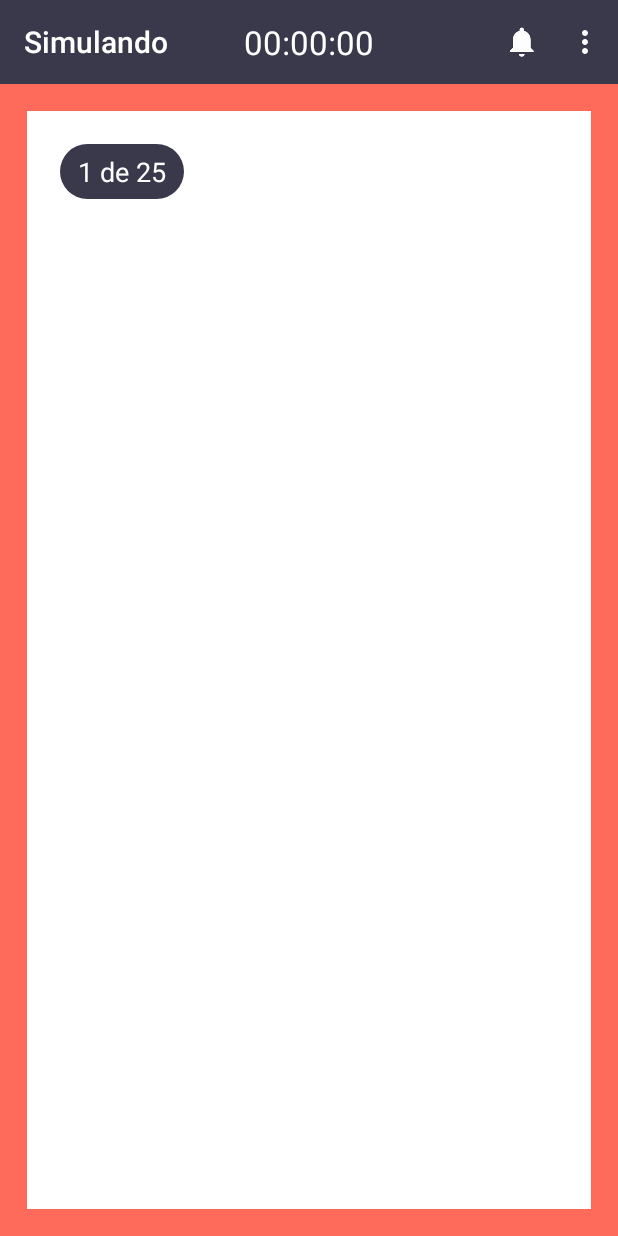
After one commit to tabulti/Simulando-Android, an Android app: the AnswerTestActivity screen opened directly, with no data from a screen before it, on a phone screen of 412 x 824 dp. The commit adds this screen. Run offline under Robolectric (Android 15) with nearby library versions, the light colour scheme and no system bars; our stand-ins replace data binding.

Commit message:
answer tests implementation [in progress]

```diff
--- a/app/build.gradle
+++ b/app/build.gradle
@@ -38,4 +38,8 @@ dependencies {
     compile 'com.android.support:design:25.3.1'
     compile 'com.android.support:support-v4:25.3.1'
     testCompile 'junit:junit:4.12'
+
+    compile 'com.android.support:support-compat:25.1.1'
+    compile 'com.daimajia.easing:library:2.0@aar'
+    compile 'com.daimajia.androidanimations:library:2.3@aar'
 }
--- a/app/src/main/AndroidManifest.xml
+++ b/app/src/main/AndroidManifest.xml
@@ -34,6 +34,9 @@
         <activity
             android:name=".page.HomeActivity"
             android:theme="@style/AppTheme.NoActionBar"/>
+        <activity
+            android:name=".page.AnswerTestActivity"
+            android:theme="@style/AppTheme.NoActionBar"/>
     </application>
 
 </manifest>
--- a/app/src/main/java/com/simulando/joaopaulodribeiro/simulando/model/simulates/Test.java
+++ b/app/src/main/java/com/simulando/joaopaulodribeiro/simulando/model/simulates/Test.java
@@ -1,10 +1,12 @@
 package com.simulando.joaopaulodribeiro.simulando.model.simulates;
+
+import java.io.Serializable;
 
 /**
  * Created by joao.paulo.d.ribeiro on 30/09/2017.
  */
 
-public class Test {
+public class Test implements Serializable{
     Integer id;
     String title;
     String description;
--- /dev/null
+++ b/app/src/main/java/com/simulando/joaopaulodribeiro/simulando/page/AnswerTestActivity.java
@@ -0,0 +1,82 @@
+package com.simulando.joaopaulodribeiro.simulando.page;
+
+import android.databinding.DataBindingUtil;
+import android.os.Bundle;
+import android.support.v4.view.ViewPager;
+import android.support.v7.widget.Toolbar;
+import android.view.Menu;
+import android.view.MenuItem;
+import android.widget.Toast;
+
+import com.simulando.joaopaulodribeiro.simulando.MainActivity;
+import com.simulando.joaopaulodribeiro.simulando.R;
+import com.simulando.joaopaulodribeiro.simulando.databinding.ActivityAnswerTestBinding;
+import com.simulando.joaopaulodribeiro.simulando.model.simulates.Test;
+import com.simulando.joaopaulodribeiro.simulando.page.adapters.AnswerTestAdapter;
+
+import java.io.Serializable;
+
+/**
+ * Created by joao.paulo.d.ribeiro on 01/10/2017.
+ */
+
+public class AnswerTestActivity extends MainActivity implements Serializable{
+
+    private ViewPager mViewPager;
+    private Toolbar mToolbar;
+
+
+    private void bindViews() {
+        ActivityAnswerTestBinding binding = DataBindingUtil
+                .setContentView(this, R.layout.activity_answer_test);
+
+        AnswerTestAdapter adapter = new AnswerTestAdapter(getSupportFragmentManager());
+
+        mToolbar = binding.toolbarAnswerTest;
+        mViewPager = binding.answerTestViewPager;
+
+        mViewPager.setOffscreenPageLimit(2);
+        mViewPager.setAdapter(adapter);
+
+
+        setSupportActionBar(mToolbar);
+    }
+
+    @Override
+    protected void onCreate(Bundle savedInstanceState) {
+        super.onCreate(savedInstanceState);
+
+        Test extras = (Test) getIntent().getSerializableExtra("Test");
+
+
+        bindViews();
+
+    }
+
+
+    @Override
+    public boolean onCreateOptionsMenu(Menu menu) {
+        getMenuInflater().inflate(R.menu.menu_home, menu);
+        return true;
+    }
+
+    @Override
+    public boolean onOptionsItemSelected(MenuItem item) {
+        int id = item.getItemId();
+        switch (id) {
+            case R.id.action_notifications:
+                Toast.makeText(this, "Notifications selected", Toast.LENGTH_SHORT).show();
+                return true;
+
+            case R.id.action_settings:
+                return true;
+        }
+
+        return super.onOptionsItemSelected(item);
+    }
+
+    @Override
+    public void onBackPressed() {
+        super.onBackPressed();
+    }
+}
--- /dev/null
+++ b/app/src/main/java/com/simulando/joaopaulodribeiro/simulando/page/adapters/AnswerTestAdapter.java
@@ -0,0 +1,26 @@
+package com.simulando.joaopaulodribeiro.simulando.page.adapters;
+
+import android.support.v4.app.Fragment;
+import android.support.v4.app.FragmentManager;
+import android.support.v4.app.FragmentStatePagerAdapter;
+
+/**
+ * Created by joao.paulo.d.ribeiro on 01/10/2017.
+ */
+
+public class AnswerTestAdapter extends FragmentStatePagerAdapter {
+
+    public AnswerTestAdapter(FragmentManager fm) {
+        super(fm);
+    }
+
+    @Override
+    public Fragment getItem(int position) {
+        return null;
+    }
+
+    @Override
+    public int getCount() {
+        return 0;
+    }
+}
--- /dev/null
+++ b/app/src/main/res/drawable/answer_test_question_number_shape.xml
@@ -0,0 +1,9 @@
+<?xml version="1.0" encoding="utf-8"?>
+<shape xmlns:android="http://schemas.android.com/apk/res/android" >
+
+    <corners android:radius="50dp" />
+
+    <solid
+        android:color="@color/gray_3" />
+
+</shape>
--- /dev/null
+++ b/app/src/main/res/layout/activity_answer_test.xml
@@ -0,0 +1,49 @@
+<?xml version="1.0" encoding="utf-8"?>
+
+<layout xmlns:android="http://schemas.android.com/apk/res/android"
+    xmlns:app="http://schemas.android.com/apk/res-auto">
+
+    <RelativeLayout
+        android:layout_width="match_parent"
+        android:layout_height="match_parent"
+        android:background="@color/colorAccent">
+
+        <include layout="@layout/fragment_answer_test"/>
+
+        <RelativeLayout
+            android:layout_width="match_parent"
+            android:layout_height="?attr/actionBarSize">
+
+            <android.support.v7.widget.Toolbar
+                android:id="@+id/toolbar_answer_test"
+                android:layout_width="match_parent"
+                android:layout_height="?attr/actionBarSize"
+                android:background="@color/gray_3"
+                android:elevation="4dp"
+                app:popupTheme="@style/AppTheme.PopupOverlay"
+                app:titleTextColor="@color/white" />
+
+            <TextView
+                android:id="@+id/answer_test_timer"
+                android:layout_width="wrap_content"
+                android:layout_height="wrap_content"
+                android:elevation="4dp"
+                android:text="00:00:00"
+                android:layout_centerInParent="true"
+                android:textColor="@color/white"
+                android:textSize="22dp"/>
+        </RelativeLayout>
+
+
+        <android.support.v4.view.ViewPager
+            android:id="@+id/answer_test_view_pager"
+            android:layout_width="match_parent"
+            android:layout_height="match_parent"
+            android:layout_alignParentBottom="true"
+            android:layout_alignParentRight="true"
+            android:layout_alignParentEnd="true"
+            android:layout_marginRight="56dp"
+            android:layout_marginEnd="56dp" />
+
+    </RelativeLayout>
+</layout>
--- a/app/src/main/res/layout/activity_welcome.xml
+++ b/app/src/main/res/layout/activity_welcome.xml
@@ -4,6 +4,7 @@
     xmlns:app="http://schemas.android.com/apk/res-auto">
 
     <RelativeLayout
+        android:id="@+id/welcomeLayout"
         android:layout_width="match_parent"
         android:layout_height="match_parent">
 
--- /dev/null
+++ b/app/src/main/res/layout/fragment_answer_test.xml
@@ -0,0 +1,41 @@
+<?xml version="1.0" encoding="utf-8"?>
+<RelativeLayout
+    xmlns:android="http://schemas.android.com/apk/res/android"
+    android:layout_width="match_parent"
+    android:layout_height="match_parent"
+    xmlns:tools="http://schemas.android.com/tools"
+    android:background="@color/transparent_full"
+    android:layout_marginTop="?attr/actionBarSize"
+    tools:showIn="@layout/activity_answer_test">
+
+    <RelativeLayout
+        android:layout_width="match_parent"
+        android:layout_height="match_parent"
+        android:layout_margin="18dp"
+        android:background="@color/white">
+
+        <RelativeLayout
+            android:id="@+id/simulate_cv_end_date_layout"
+            android:layout_width="wrap_content"
+            android:layout_height="wrap_content"
+            android:layout_marginTop="22dp"
+            android:layout_marginLeft="22dp"
+            android:background="@drawable/answer_test_question_number_shape">
+
+            <TextView
+                android:id="@+id/simulate_cv_end_date_tv"
+                android:layout_width="wrap_content"
+                android:layout_height="wrap_content"
+                android:paddingBottom="6dp"
+                android:paddingTop="6dp"
+                android:paddingRight="12dp"
+                android:paddingLeft="12dp"
+                android:textSize="18dp"
+                android:textColor="@color/white"
+                android:text="1 de 25"/>
+        </RelativeLayout>
+
+
+    </RelativeLayout>
+
+</RelativeLayout>
```
Also changed, not shown: app/src/main/java/com/simulando/joaopaulodribeiro/simulando/Callbacks.java (added, +32 -0 lines), app/src/main/java/com/simulando/joaopaulodribeiro/simulando/MainActivity.java (+17 -1 lines), app/src/main/java/com/simulando/joaopaulodribeiro/simulando/page/HomeActivity.java (+15 -10 lines), app/src/main/java/com/simulando/joaopaulodribeiro/simulando/page/adapters/HomePagerAdapter.java (+15 -0 lines), app/src/main/java/com/simulando/joaopaulodribeiro/simulando/page/adapters/HomeStudentPagerAdapter.java (+15 -0 lines), app/src/main/java/com/simulando/joaopaulodribeiro/simulando/page/adapters/RecyclerSimulatesAdapter.java (+17 -3 lines), app/src/main/java/com/simulando/joaopaulodribeiro/simulando/page/fragments/AnswerTestFragment.java (added, +26 -0 lines), app/src/main/java/com/simulando/joaopaulodribeiro/simulando/page/fragments/HomeStudentFragment.java (+16 -0 lines), app/src/main/java/com/simulando/joaopaulodribeiro/simulando/page/fragments/SimulatesHomeFragment.java (+15 -18 lines), app/src/main/res/menu/menu_answer_test.xml (added, +10 -0 lines).
